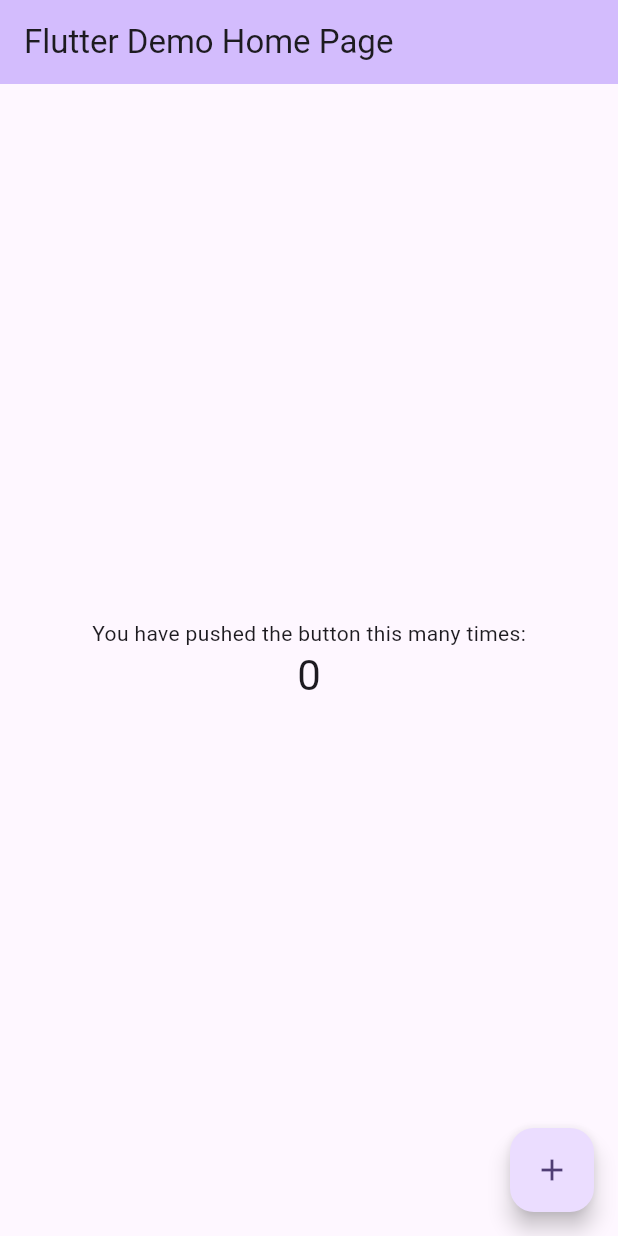
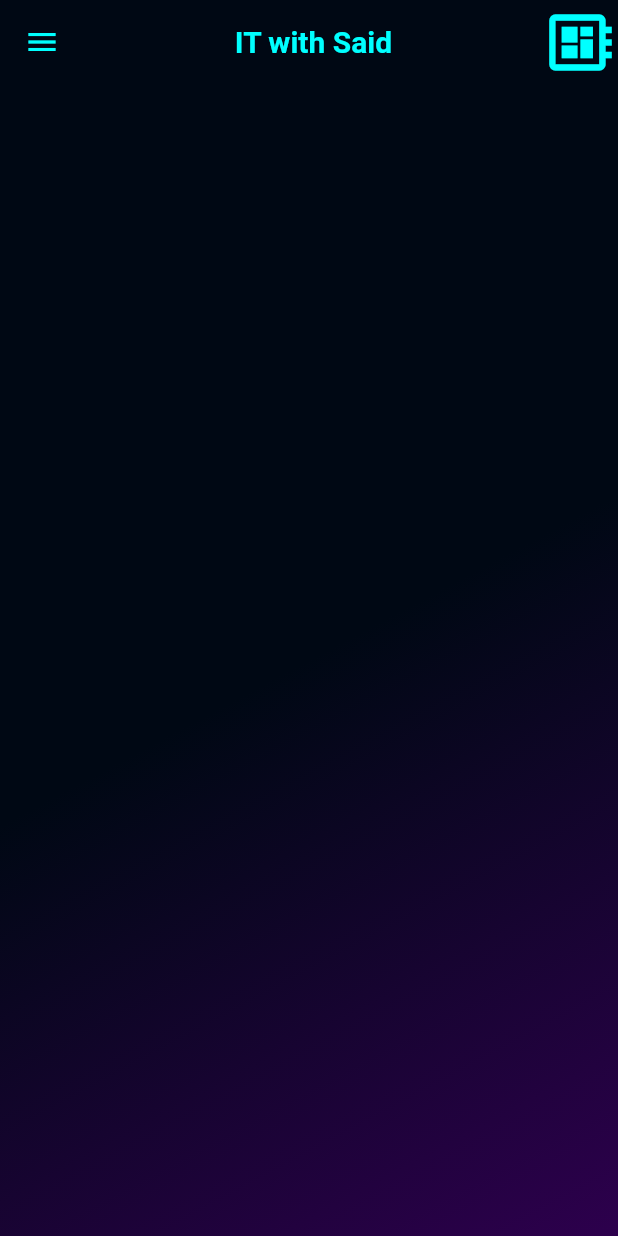
Before and after one commit to RozmamatovSaid/web_project, a Flutter app: the screen it shows after launch, on a phone screen of 412 x 824 dp. Run offline on Flutter 3.47's test engine with Material 3 defaults, Android fonts, the phone set to English and light mode, and no system bars; our stand-ins replace flutter_svg.

Commit message:
widgetga bolinmadi hali ishi bor

```diff
--- a/lib/main.dart
+++ b/lib/main.dart
@@ -1,4 +1,6 @@
 import 'package:flutter/material.dart';
+import 'package:flutter_svg/flutter_svg.dart';
+import 'package:web_project/web_main/core/app_colors.dart';
 
 void main() {
   runApp(const MyApp());
@@ -7,119 +9,107 @@ void main() {
 class MyApp extends StatelessWidget {
   const MyApp({super.key});
 
-  // This widget is the root of your application.
   @override
   Widget build(BuildContext context) {
     return MaterialApp(
-      title: 'Flutter Demo',
-      theme: ThemeData(
-        // This is the theme of your application.
-        //
-        // TRY THIS: Try running your application with "flutter run". You'll see
-        // the application has a purple toolbar. Then, without quitting the app,
-        // try changing the seedColor in the colorScheme below to Colors.green
-        // and then invoke "hot reload" (save your changes or press the "hot
-        // reload" button in a Flutter-supported IDE, or press "r" if you used
-        // the command line to start the app).
-        //
-        // Notice that the counter didn't reset back to zero; the application
-        // state is not lost during the reload. To reset the state, use hot
-        // restart instead.
-        //
-        // This works for code too, not just values: Most code changes can be
-        // tested with just a hot reload.
-        colorScheme: ColorScheme.fromSeed(seedColor: Colors.deepPurple),
-        useMaterial3: true,
-      ),
-      home: const MyHomePage(title: 'Flutter Demo Home Page'),
+      debugShowCheckedModeBanner: false,
+      home: WebMain(),
     );
   }
 }
 
-class MyHomePage extends StatefulWidget {
-  const MyHomePage({super.key, required this.title});
-
-  // This widget is the home page of your application. It is stateful, meaning
-  // that it has a State object (defined below) that contains fields that affect
-  // how it looks.
-
-  // This class is the configuration for the state. It holds the values (in this
-  // case the title) provided by the parent (in this case the App widget) and
-  // used by the build method of the State. Fields in a Widget subclass are
-  // always marked "final".
-
-  final String title;
-
-  @override
-  State<MyHomePage> createState() => _MyHomePageState();
-}
-
-class _MyHomePageState extends State<MyHomePage> {
-  int _counter = 0;
-
-  void _incrementCounter() {
-    setState(() {
-      // This call to setState tells the Flutter framework that something has
-      // changed in this State, which causes it to rerun the build method below
-      // so that the display can reflect the updated values. If we changed
-      // _counter without calling setState(), then the build method would not be
-      // called again, and so nothing would appear to happen.
-      _counter++;
-    });
-  }
+class WebMain extends StatelessWidget {
+  const WebMain({super.key});
 
   @override
   Widget build(BuildContext context) {
-    // This method is rerun every time setState is called, for instance as done
-    // by the _incrementCounter method above.
-    //
-    // The Flutter framework has been optimized to make rerunning build methods
-    // fast, so that you can just rebuild anything that needs updating rather
-    // than having to individually change instances of widgets.
     return Scaffold(
       appBar: AppBar(
-        // TRY THIS: Try changing the color here to a specific color (to
-        // Colors.amber, perhaps?) and trigger a hot reload to see the AppBar
-        // change color while the other colors stay the same.
-        backgroundColor: Theme.of(context).colorScheme.inversePrimary,
-        // Here we take the value from the MyHomePage object that was created by
-        // the App.build method, and use it to set our appbar title.
-        title: Text(widget.title),
+        backgroundColor: AppColors.deepBlack,
+        leading: Builder(builder: (context) {
+          return IconButton(
+            icon: Icon(
+              Icons.menu,
+              color: AppColors.neonBlue,
+            ),
+            onPressed: () {
+              Scaffold.of(context).openDrawer();
+            },
+          );
+        }),
+        title: Align(
+          alignment: Alignment.topCenter,
+          child: Text(
+            "IT with Said",
+            style: TextStyle(
+              color: AppColors.neonBlue,
+              fontSize: 20,
+              fontWeight: FontWeight.bold,
+            ),
+          ),
+        ),
+        actions: [
+          Icon(
+            Icons.developer_board,
+            size: 50,
+            color: AppColors.neonBlue,
+          ),
+        ],
       ),
-      body: Center(
-        // Center is a layout widget. It takes a single child and positions it
-        // in the middle of the parent.
-        child: Column(
-          // Column is also a layout widget. It takes a list of children and
-          // arranges them vertically. By default, it sizes itself to fit its
-          // children horizontally, and tries to be as tall as its parent.
-          //
-          // Column has various properties to control how it sizes itself and
-          // how it positions its children. Here we use mainAxisAlignment to
-          // center the children vertically; the main axis here is the vertical
-          // axis because Columns are vertical (the cross axis would be
-          // horizontal).
-          //
-          // TRY THIS: Invoke "debug painting" (choose the "Toggle Debug Paint"
-          // action in the IDE, or press "p" in the console), to see the
-          // wireframe for each widget.
-          mainAxisAlignment: MainAxisAlignment.center,
-          children: <Widget>[
-            const Text(
-              'You have pushed the button this many times:',
-            ),
-            Text(
-              '$_counter',
-              style: Theme.of(context).textTheme.headlineMedium,
+      body: Container(
+        decoration: BoxDecoration(
+          gradient: AppColors.cyberpunkGradient,
+        ),
+      ),
+      drawer: Drawer(
+        backgroundColor: AppColors.deepBlack,
+        surfaceTintColor: AppColors.deepBlack,
+        elevation: 10,
+        shape: RoundedRectangleBorder(
+          side: BorderSide(width: 2),
+          borderRadius: BorderRadius.horizontal(
+            right: Radius.circular(10),
+          ),
+        ),
+        child: ListView(
+          padding: EdgeInsets.only(left: 6, top: 50),
+          children: [
+            Column(
+              children: [
+                IconButton(
+                  onPressed: () {},
+                  icon: Icon(
+                    Icons.person,
+                    size: 80,
+                    color: AppColors.neonBlue,
+                  ),
+                ),
+                Container(
+                  height: 30,
+                  width: 70,
+                  decoration: BoxDecoration(
+                    borderRadius: BorderRadius.circular(10),
+                    gradient: AppColors.cyberpunkGradientBar,
+                    border: Border.all(
+                      width: 2,
+                      color: AppColors.neonBlue,
+                    ),
+                  ),
+                  alignment: Alignment.center,
+                  child: Text(
+                    "Said",
+                    style: TextStyle(
+                      color: Color(0xFF00FFFF),
+                      fontSize: 20,
+                      fontWeight: FontWeight.w500,
+                    ),
+                  ),
+                )
+              ],
             ),
           ],
         ),
       ),
-      floatingActionButton: FloatingActionButton(
-        onPressed: _incrementCounter,
-        tooltip: 'Increment',
-        child: const Icon(Icons.add),
-      ), // This trailing comma makes auto-formatting nicer for build methods.
     );
   }
 }
--- a/lib/web_main/core/app_colors.dart
+++ b/lib/web_main/core/app_colors.dart
@@ -1,6 +1,6 @@
 import 'package:flutter/material.dart';
 
-class CyberpunkColors {
+class AppColors {
   // Asosiy cyberpunk ranglar
   static const Color neonPink = Color(0xFFFF007F); // Neon pushti
   static const Color neonBlue = Color(0xFF00FFFF); // Neon ko'k
@@ -19,12 +19,12 @@ class CyberpunkColors {
 
   // Cyberpunk gradientlar
   static const Gradient cyberpunkGradient = LinearGradient(
-    colors: [darkPurple, deepBlack, deepBlack],
+    colors: [deepBlack, deepBlack, darkPurple],
     begin: Alignment.topLeft,
     end: Alignment.bottomRight,
   );
   static const Gradient cyberpunkGradientBar = LinearGradient(
-    colors: [CyberpunkColors.neonBlue, deepBlack, deepBlack],
+    colors: [AppColors.neonBlue, deepBlack, deepBlack],
     begin: Alignment.topLeft,
     end: Alignment.bottomRight,
   );
--- a/pubspec.yaml
+++ b/pubspec.yaml
@@ -34,6 +34,7 @@ dependencies:
   # The following adds the Cupertino Icons font to your application.
   # Use with the CupertinoIcons class for iOS style icons.
   cupertino_icons: ^1.0.8
+  flutter_svg: ^2.0.17
 
 dev_dependencies:
   flutter_test:
@@ -56,6 +57,8 @@ flutter:
   # included with your application, so that you can use the icons in
   # the material Icons class.
   uses-material-design: true
+  assets:
+    - assets/
 
   # To add assets to your application, add an assets section, like this:
   # assets:
```
Also changed, not shown: assets/profile.png (added), pubspec.lock.
